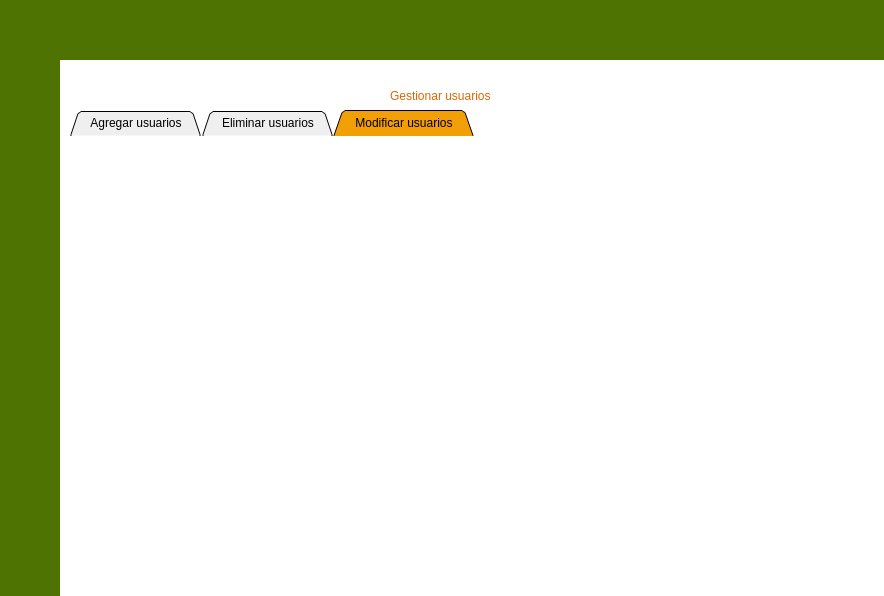
The window that gerente.ui (FernandoHS-0/Sabware) describes before a commit, drawn with Qt 5.
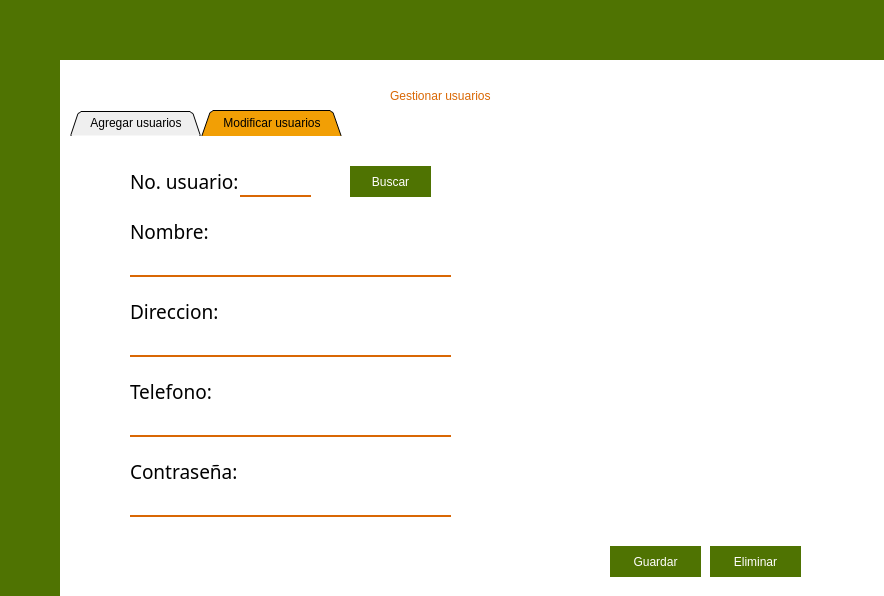
The same window after the commit. The open tabs and pages were chosen to show the change. Icons and pictures are not drawn.

Commit message: Interfaz 2 agregada

The edit to the form file:
```diff
--- a/gerente.ui
+++ b/gerente.ui
@@ -476,14 +476,6 @@
        </property>
       </widget>
      </widget>
-     <widget class="QWidget" name="Eliminar">
-      <property name="styleSheet">
-       <string notr="true">background:transparent;</string>
-      </property>
-      <attribute name="title">
-       <string>Eliminar usuarios</string>
-      </attribute>
-     </widget>
      <widget class="QWidget" name="Modificar">
       <property name="styleSheet">
        <string notr="true">background:transparent;</string>
@@ -491,6 +483,356 @@
       <attribute name="title">
        <string>Modificar usuarios</string>
       </attribute>
+      <widget class="QLabel" name="label_8">
+       <property name="geometry">
+        <rect>
+         <x>60</x>
+         <y>30</y>
+         <width>111</width>
+         <height>31</height>
+        </rect>
+       </property>
+       <property name="font">
+        <font>
+         <family>HelvLight</family>
+         <pointsize>14</pointsize>
+         <weight>50</weight>
+         <italic>false</italic>
+         <bold>false</bold>
+        </font>
+       </property>
+       <property name="styleSheet">
+        <string notr="true">font: 14pt &quot;HelvLight&quot;;
+color: black;</string>
+       </property>
+       <property name="text">
+        <string>No. usuario:</string>
+       </property>
+      </widget>
+      <widget class="QLabel" name="label_9">
+       <property name="geometry">
+        <rect>
+         <x>60</x>
+         <y>160</y>
+         <width>91</width>
+         <height>31</height>
+        </rect>
+       </property>
+       <property name="font">
+        <font>
+         <family>HelvLight</family>
+         <pointsize>14</pointsize>
+         <weight>50</weight>
+         <italic>false</italic>
+         <bold>false</bold>
+        </font>
+       </property>
+       <property name="styleSheet">
+        <string notr="true">font: 14pt &quot;HelvLight&quot;;
+color: black;</string>
+       </property>
+       <property name="text">
+        <string>Direccion:</string>
+       </property>
+      </widget>
+      <widget class="QPushButton" name="pushButton_2">
+       <property name="geometry">
+        <rect>
+         <x>640</x>
+         <y>410</y>
+         <width>91</width>
+         <height>31</height>
+        </rect>
+       </property>
+       <property name="styleSheet">
+        <string notr="true">QPushButton{
+	border: none;
+	background-color: #4F7302;
+	font: 12pt &quot;HelvLight&quot;;
+	color: white;
+}
+
+QPushButton:Hover{
+	background-color: #D96704;
+}</string>
+       </property>
+       <property name="text">
+        <string>Eliminar</string>
+       </property>
+      </widget>
+      <widget class="QPushButton" name="pushButton_3">
+       <property name="geometry">
+        <rect>
+         <x>540</x>
+         <y>410</y>
+         <width>91</width>
+         <height>31</height>
+        </rect>
+       </property>
+       <property name="styleSheet">
+        <string notr="true">QPushButton{
+	border: none;
+	background-color: #4F7302;
+	font: 12pt &quot;HelvLight&quot;;
+	color: white;
+}
+
+QPushButton:Hover{
+	background-color: #D96704;
+}</string>
+       </property>
+       <property name="text">
+        <string>Guardar</string>
+       </property>
+      </widget>
+      <widget class="QLabel" name="label_10">
+       <property name="geometry">
+        <rect>
+         <x>60</x>
+         <y>80</y>
+         <width>81</width>
+         <height>31</height>
+        </rect>
+       </property>
+       <property name="font">
+        <font>
+         <family>HelvLight</family>
+         <pointsize>14</pointsize>
+         <weight>50</weight>
+         <italic>false</italic>
+         <bold>false</bold>
+        </font>
+       </property>
+       <property name="styleSheet">
+        <string notr="true">font: 14pt &quot;HelvLight&quot;;
+color: black;</string>
+       </property>
+       <property name="text">
+        <string>Nombre:</string>
+       </property>
+      </widget>
+      <widget class="QLabel" name="label_11">
+       <property name="geometry">
+        <rect>
+         <x>60</x>
+         <y>240</y>
+         <width>91</width>
+         <height>31</height>
+        </rect>
+       </property>
+       <property name="font">
+        <font>
+         <family>HelvLight</family>
+         <pointsize>14</pointsize>
+         <weight>50</weight>
+         <italic>false</italic>
+         <bold>false</bold>
+        </font>
+       </property>
+       <property name="styleSheet">
+        <string notr="true">font: 14pt &quot;HelvLight&quot;;
+color: black;</string>
+       </property>
+       <property name="text">
+        <string>Telefono:</string>
+       </property>
+      </widget>
+      <widget class="QLabel" name="label_12">
+       <property name="enabled">
+        <bool>true</bool>
+       </property>
+       <property name="geometry">
+        <rect>
+         <x>450</x>
+         <y>50</y>
+         <width>351</width>
+         <height>351</height>
+        </rect>
+       </property>
+       <property name="layoutDirection">
+        <enum>Qt::LeftToRight</enum>
+       </property>
+       <property name="autoFillBackground">
+        <bool>false</bool>
+       </property>
+       <property name="styleSheet">
+        <string notr="true"/>
+       </property>
+       <property name="text">
+        <string/>
+       </property>
+       <property name="pixmap">
+        <pixmap resource="img.qrc">:/imagenes/img/Logo.png</pixmap>
+       </property>
+       <property name="scaledContents">
+        <bool>true</bool>
+       </property>
+       <property name="wordWrap">
+        <bool>false</bool>
+       </property>
+       <property name="openExternalLinks">
+        <bool>false</bool>
+       </property>
+      </widget>
+      <widget class="QLineEdit" name="lineEdit">
+       <property name="geometry">
+        <rect>
+         <x>60</x>
+         <y>110</y>
+         <width>321</width>
+         <height>31</height>
+        </rect>
+       </property>
+       <property name="styleSheet">
+        <string notr="true">QLineEdit{
+	border: none;
+	border-bottom: 2px solid #D96704;
+	font: 12pt &quot;HelvLight&quot;;
+}
+
+QLineEdit:Hover{
+	border-bottom: 2px solid #F29F05;
+}</string>
+       </property>
+      </widget>
+      <widget class="QPushButton" name="pushButton">
+       <property name="geometry">
+        <rect>
+         <x>280</x>
+         <y>30</y>
+         <width>81</width>
+         <height>31</height>
+        </rect>
+       </property>
+       <property name="styleSheet">
+        <string notr="true">QPushButton{
+	border: none;
+	background-color: #4F7302;
+	font: 12pt &quot;HelvLight&quot;;
+	color: white;
+}
+
+QPushButton:Hover{
+	background-color: #D96704;
+}</string>
+       </property>
+       <property name="text">
+        <string>Buscar</string>
+       </property>
+      </widget>
+      <widget class="QLineEdit" name="lineEdit_5">
+       <property name="geometry">
+        <rect>
+         <x>60</x>
+         <y>350</y>
+         <width>321</width>
+         <height>31</height>
+        </rect>
+       </property>
+       <property name="styleSheet">
+        <string notr="true">QLineEdit{
+	border: none;
+	border-bottom: 2px solid #D96704;
+	font: 12pt &quot;HelvLight&quot;;
+}
+
+QLineEdit:Hover{
+	border-bottom: 2px solid #F29F05;
+}</string>
+       </property>
+       <property name="echoMode">
+        <enum>QLineEdit::Password</enum>
+       </property>
+      </widget>
+      <widget class="QLabel" name="label_13">
+       <property name="geometry">
+        <rect>
+         <x>60</x>
+         <y>320</y>
+         <width>111</width>
+         <height>31</height>
+        </rect>
+       </property>
+       <property name="font">
+        <font>
+         <family>HelvLight</family>
+         <pointsize>14</pointsize>
+         <weight>50</weight>
+         <italic>false</italic>
+         <bold>false</bold>
+        </font>
+       </property>
+       <property name="styleSheet">
+        <string notr="true">font: 14pt &quot;HelvLight&quot;;
+color: black;</string>
+       </property>
+       <property name="text">
+        <string>Contraseña:</string>
+       </property>
+      </widget>
+      <widget class="QLineEdit" name="lineEdit_4">
+       <property name="geometry">
+        <rect>
+         <x>60</x>
+         <y>270</y>
+         <width>321</width>
+         <height>31</height>
+        </rect>
+       </property>
+       <property name="styleSheet">
+        <string notr="true">QLineEdit{
+	border: none;
+	border-bottom: 2px solid #D96704;
+	font: 12pt &quot;HelvLight&quot;;
+}
+
+QLineEdit:Hover{
+	border-bottom: 2px solid #F29F05;
+}</string>
+       </property>
+      </widget>
+      <widget class="QLineEdit" name="lineEdit_2">
+       <property name="geometry">
+        <rect>
+         <x>60</x>
+         <y>190</y>
+         <width>321</width>
+         <height>31</height>
+        </rect>
+       </property>
+       <property name="styleSheet">
+        <string notr="true">QLineEdit{
+	border: none;
+	border-bottom: 2px solid #D96704;
+	font: 12pt &quot;HelvLight&quot;;
+}
+
+QLineEdit:Hover{
+	border-bottom: 2px solid #F29F05;
+}</string>
+       </property>
+      </widget>
+      <widget class="QLineEdit" name="lineEdit_3">
+       <property name="geometry">
+        <rect>
+         <x>170</x>
+         <y>30</y>
+         <width>71</width>
+         <height>31</height>
+        </rect>
+       </property>
+       <property name="styleSheet">
+        <string notr="true">QLineEdit{
+	border: none;
+	border-bottom: 2px solid #D96704;
+	font: 12pt &quot;HelvLight&quot;;
+}
+
+QLineEdit:Hover{
+	border-bottom: 2px solid #F29F05;
+}</string>
+       </property>
+      </widget>
      </widget>
     </widget>
    </widget>
```
Left out of the diff: 174 changed lines with no effect on the pictures.
